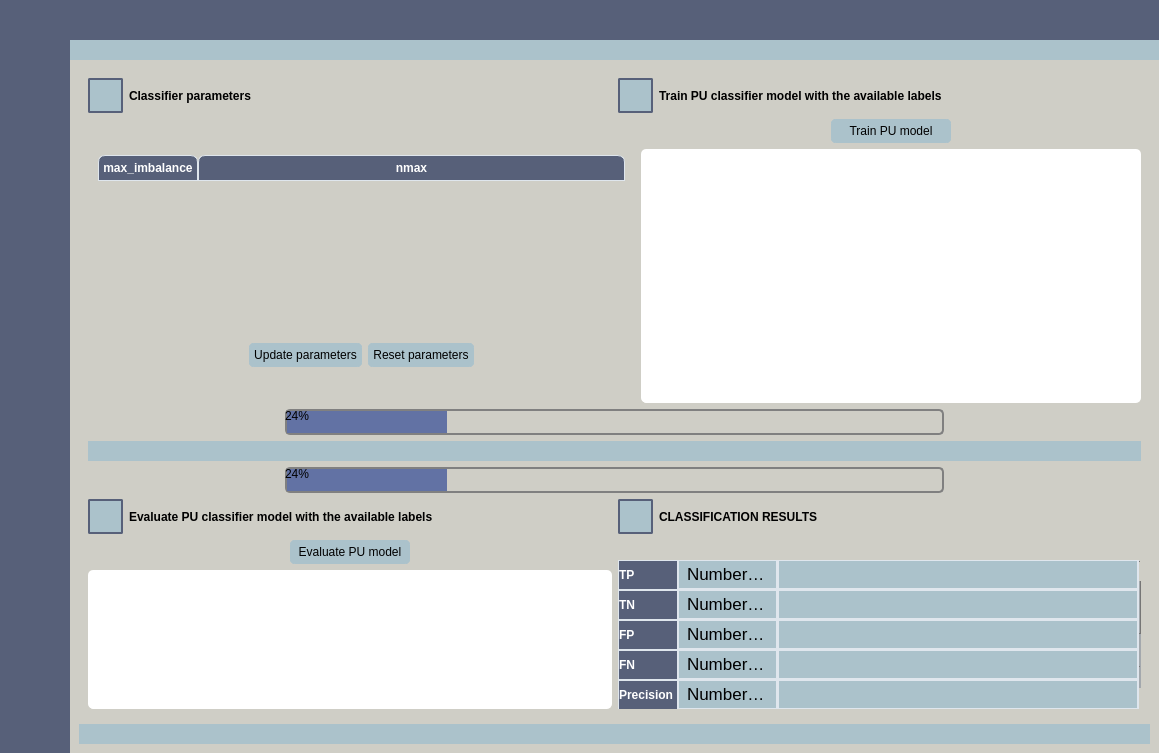
Old version of the form UIs/DomainClassifier.ui in the repository IntelCompH2020/domain_classification.
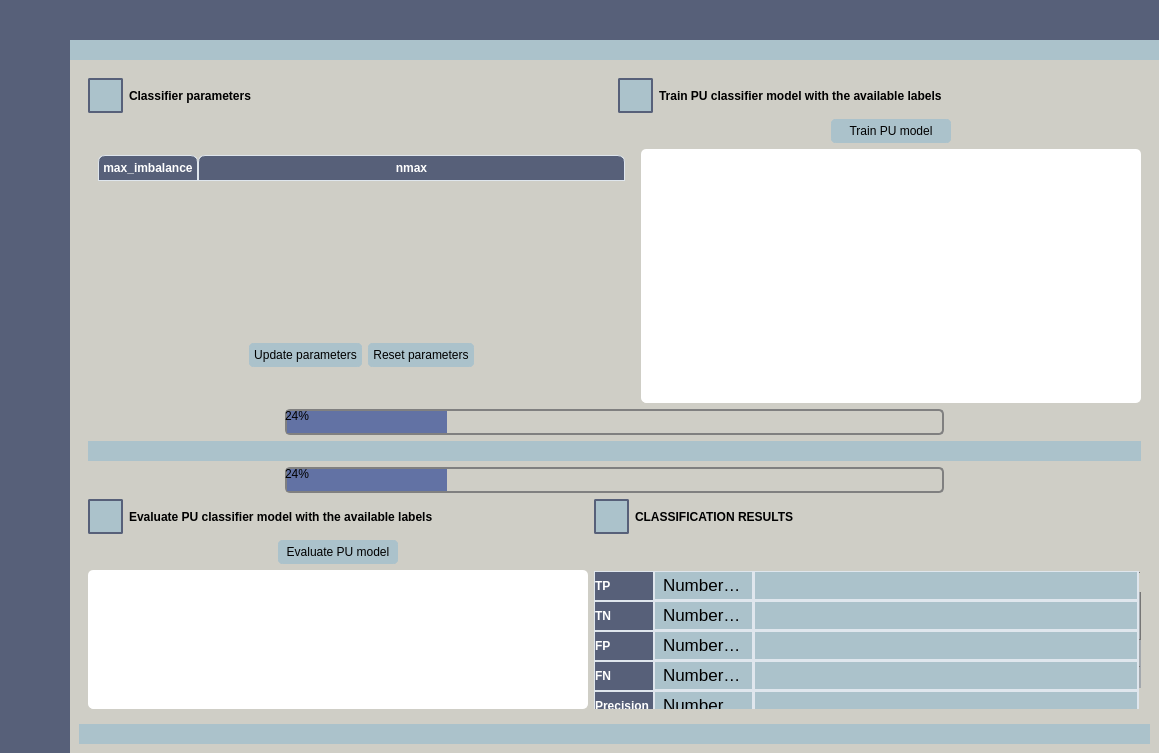
New version of the form. The open tabs and pages were chosen to show the change. Icons and pictures are not drawn.

Commit message: Adjusting tables.

Diff of the .ui file:
```diff
--- a/UIs/DomainClassifier.ui
+++ b/UIs/DomainClassifier.ui
@@ -2900,6 +2900,40 @@
                           </property>
                          </spacer>
                         </item>
+                        <item>
+                         <widget class="QFrame" name="frame_grip_13">
+                          <property name="enabled">
+                           <bool>true</bool>
+                          </property>
+                          <property name="sizePolicy">
+                           <sizepolicy hsizetype="Minimum" vsizetype="Minimum">
+                            <horstretch>0</horstretch>
+                            <verstretch>0</verstretch>
+                           </sizepolicy>
+                          </property>
+                          <property name="minimumSize">
+                           <size>
+                            <width>650</width>
+                            <height>5</height>
+                           </size>
+                          </property>
+                          <property name="maximumSize">
+                           <size>
+                            <width>16777215</width>
+                            <height>16777215</height>
+                           </size>
+                          </property>
+                          <property name="styleSheet">
+                           <string notr="true">background-color: #CFCEC6;</string>
+                          </property>
+                          <property name="frameShape">
+                           <enum>QFrame::NoFrame</enum>
+                          </property>
+                          <property name="frameShadow">
+                           <enum>QFrame::Raised</enum>
+                          </property>
+                         </widget>
+                        </item>
                         <item>
                          <widget class="QTableWidget" name="table_pu_classification_results">
                           <property name="sizePolicy">
```
Left out of the diff: 34 changed lines with no effect on the pictures. The commit also changes 1 other file.
